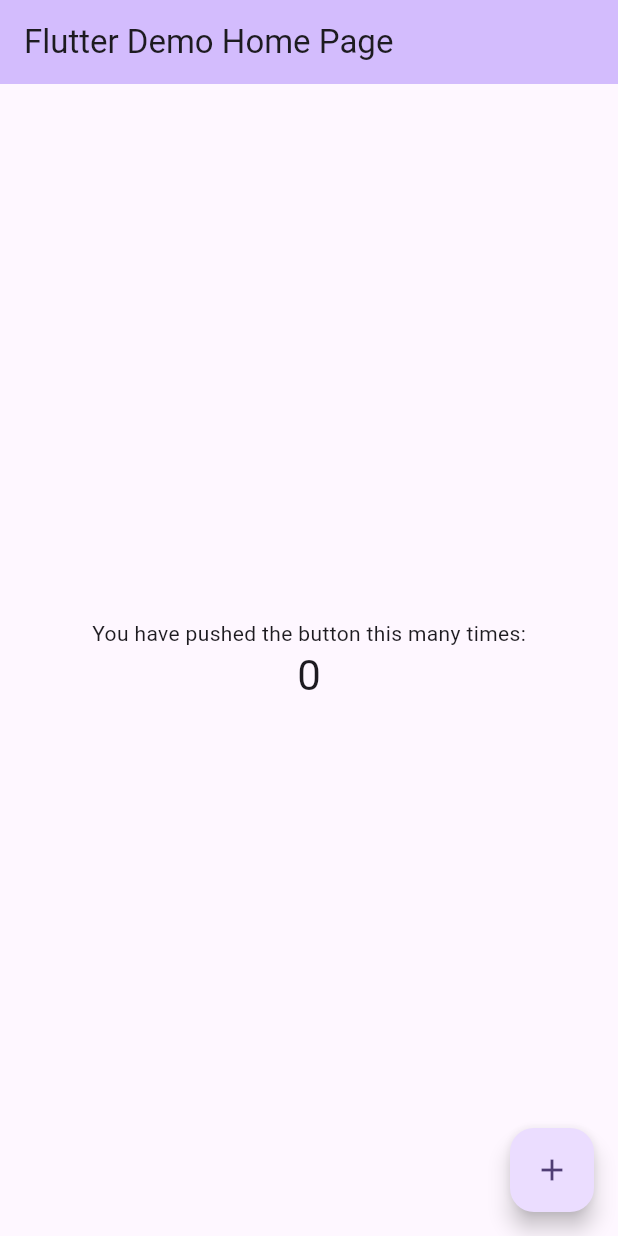
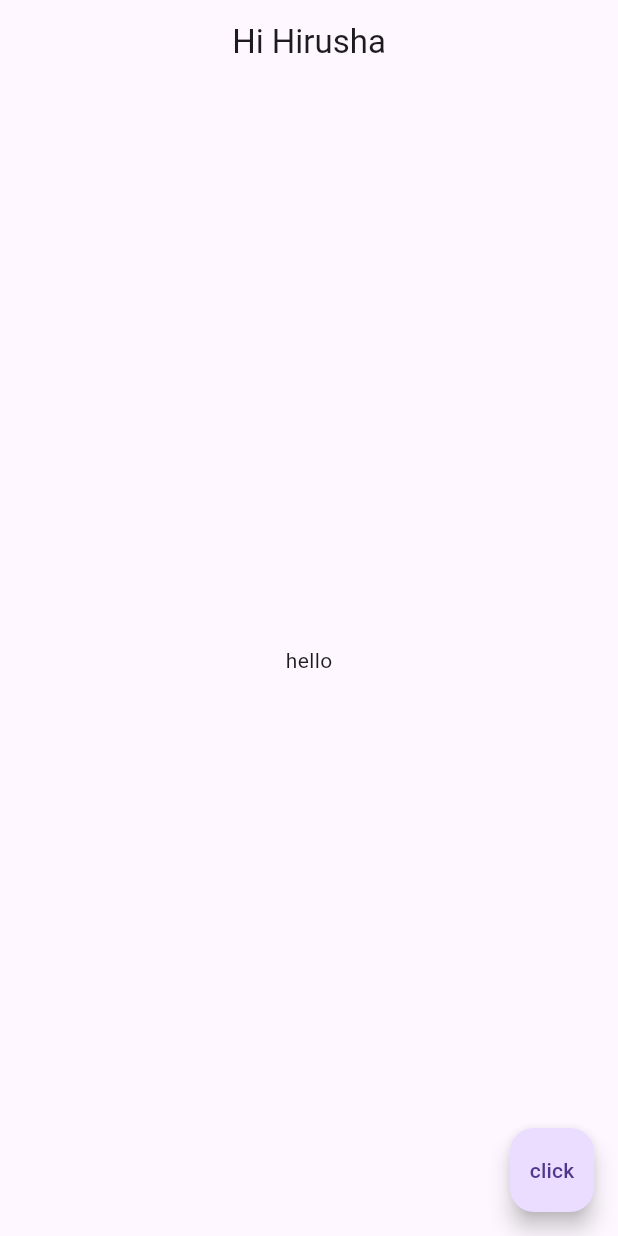
Before and after one commit to Hirusha-Chamod/First-Flutter-App, a Flutter app: the screen it shows after launch, on a phone screen of 412 x 824 dp. Run offline on Flutter 3.47's test engine with Material 3 defaults, Android fonts, the phone set to English and light mode, and no system bars.

Commit message:
basic widget learning 1

```diff
--- a/lib/main.dart
+++ b/lib/main.dart
@@ -1,125 +1,18 @@
 import 'package:flutter/material.dart';
 
 void main() {
-  runApp(const MyApp());
+  runApp(MaterialApp(
+      home: Scaffold(
+    appBar: AppBar(
+      title: const Text('Hi Hirusha'),
+      centerTitle: true,
+    ),
+    body: const Center(
+      child: Text('hello'),
+    ),
+    floatingActionButton: FloatingActionButton(
+      onPressed: () {},
+      child: Text('click'),
+    ),
+  )));
 }
-
-class MyApp extends StatelessWidget {
-  const MyApp({super.key});
-
-  // This widget is the root of your application.
-  @override
-  Widget build(BuildContext context) {
-    return MaterialApp(
-      title: 'Flutter Demo',
-      theme: ThemeData(
-        // This is the theme of your application.
-        //
-        // TRY THIS: Try running your application with "flutter run". You'll see
-        // the application has a purple toolbar. Then, without quitting the app,
-        // try changing the seedColor in the colorScheme below to Colors.green
-        // and then invoke "hot reload" (save your changes or press the "hot
-        // reload" button in a Flutter-supported IDE, or press "r" if you used
-        // the command line to start the app).
-        //
-        // Notice that the counter didn't reset back to zero; the application
-        // state is not lost during the reload. To reset the state, use hot
-        // restart instead.
-        //
-        // This works for code too, not just values: Most code changes can be
-        // tested with just a hot reload.
-        colorScheme: ColorScheme.fromSeed(seedColor: Colors.deepPurple),
-        useMaterial3: true,
-      ),
-      home: const MyHomePage(title: 'Flutter Demo Home Page'),
-    );
-  }
-}
-
-class MyHomePage extends StatefulWidget {
-  const MyHomePage({super.key, required this.title});
-
-  // This widget is the home page of your application. It is stateful, meaning
-  // that it has a State object (defined below) that contains fields that affect
-  // how it looks.
-
-  // This class is the configuration for the state. It holds the values (in this
-  // case the title) provided by the parent (in this case the App widget) and
-  // used by the build method of the State. Fields in a Widget subclass are
-  // always marked "final".
-
-  final String title;
-
-  @override
-  State<MyHomePage> createState() => _MyHomePageState();
-}
-
-class _MyHomePageState extends State<MyHomePage> {
-  int _counter = 0;
-
-  void _incrementCounter() {
-    setState(() {
-      // This call to setState tells the Flutter framework that something has
-      // changed in this State, which causes it to rerun the build method below
-      // so that the display can reflect the updated values. If we changed
-      // _counter without calling setState(), then the build method would not be
-      // called again, and so nothing would appear to happen.
-      _counter++;
-    });
-  }
-
-  @override
-  Widget build(BuildContext context) {
-    // This method is rerun every time setState is called, for instance as done
-    // by the _incrementCounter method above.
-    //
-    // The Flutter framework has been optimized to make rerunning build methods
-    // fast, so that you can just rebuild anything that needs updating rather
-    // than having to individually change instances of widgets.
-    return Scaffold(
-      appBar: AppBar(
-        // TRY THIS: Try changing the color here to a specific color (to
-        // Colors.amber, perhaps?) and trigger a hot reload to see the AppBar
-        // change color while the other colors stay the same.
-        backgroundColor: Theme.of(context).colorScheme.inversePrimary,
-        // Here we take the value from the MyHomePage object that was created by
-        // the App.build method, and use it to set our appbar title.
-        title: Text(widget.title),
-      ),
-      body: Center(
-        // Center is a layout widget. It takes a single child and positions it
-        // in the middle of the parent.
-        child: Column(
-          // Column is also a layout widget. It takes a list of children and
-          // arranges them vertically. By default, it sizes itself to fit its
-          // children horizontally, and tries to be as tall as its parent.
-          //
-          // Column has various properties to control how it sizes itself and
-          // how it positions its children. Here we use mainAxisAlignment to
-          // center the children vertically; the main axis here is the vertical
-          // axis because Columns are vertical (the cross axis would be
-          // horizontal).
-          //
-          // TRY THIS: Invoke "debug painting" (choose the "Toggle Debug Paint"
-          // action in the IDE, or press "p" in the console), to see the
-          // wireframe for each widget.
-          mainAxisAlignment: MainAxisAlignment.center,
-          children: <Widget>[
-            const Text(
-              'You have pushed the button this many times:',
-            ),
-            Text(
-              '$_counter',
-              style: Theme.of(context).textTheme.headlineMedium,
-            ),
-          ],
-        ),
-      ),
-      floatingActionButton: FloatingActionButton(
-        onPressed: _incrementCounter,
-        tooltip: 'Increment',
-        child: const Icon(Icons.add),
-      ), // This trailing comma makes auto-formatting nicer for build methods.
-    );
-  }
-}
```
Also changed, not shown: 1 other file.
